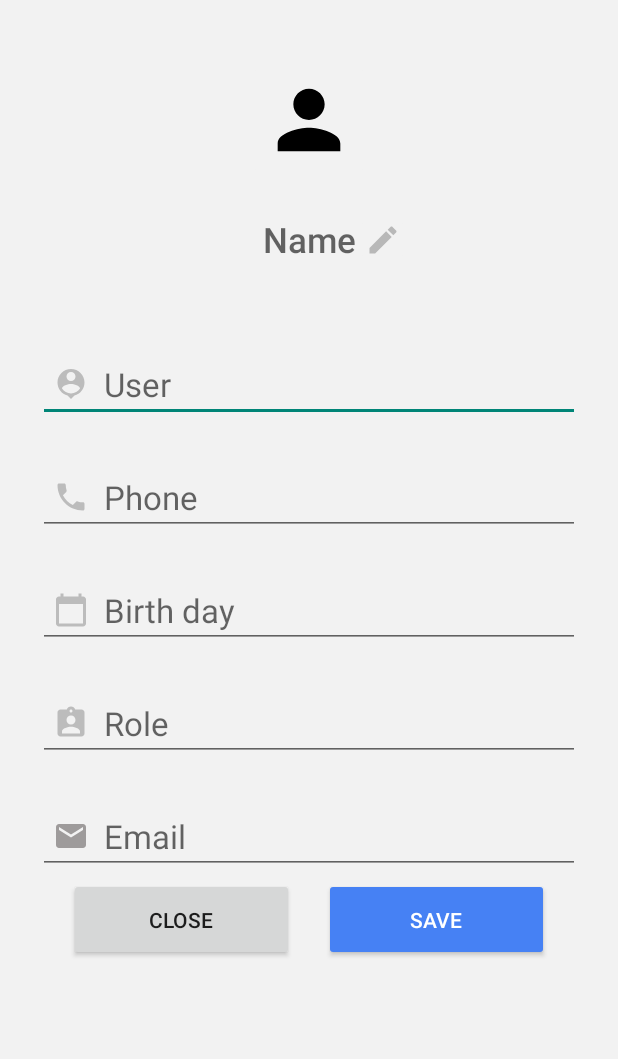
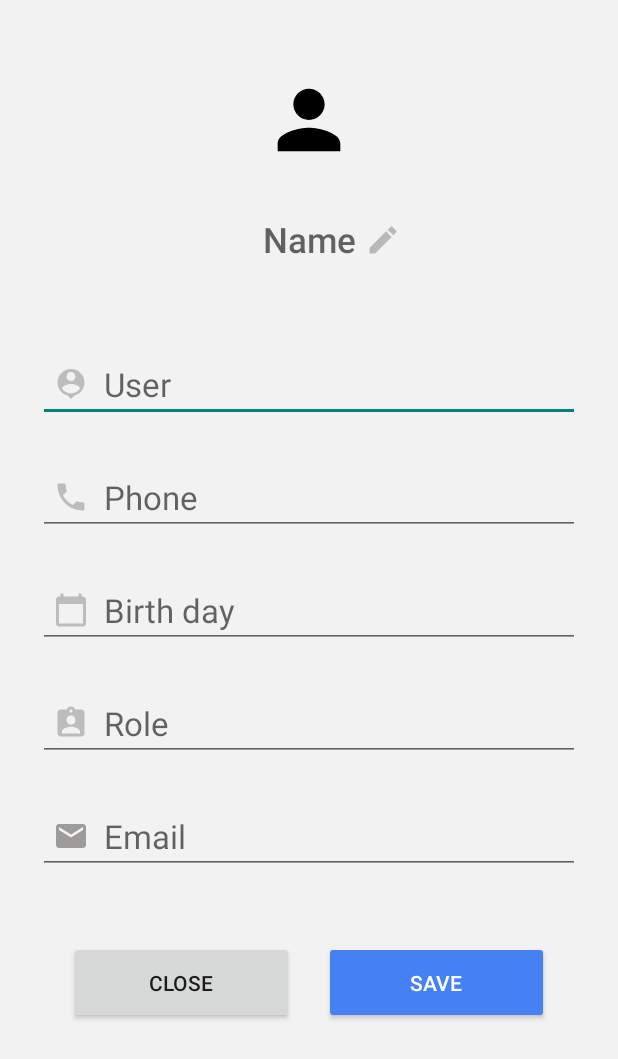
Before and after one commit to KTPx4/Android_StudentManager, an Android app: the UserInfo screen opened directly, with no data from a screen before it, on a phone screen of 412 x 824 dp. Shown: the top 1059 px of the screen. Run offline under Robolectric (Android 15) with nearby library versions, the phone set to English and light mode, and no system bars; our stand-ins replace Firebase (no records; nobody signed in at launch, a user with empty details on screens opened directly).

Commit message:
User: fix display Info

```diff
--- a/Essay/app/src/main/res/drawable/ic_delete.xml
+++ b/Essay/app/src/main/res/drawable/ic_delete.xml
@@ -1,4 +1,4 @@
-<vector xmlns:android="http://schemas.android.com/apk/res/android" android:height="24dp" android:tint="#E4E65082" android:viewportHeight="24" android:viewportWidth="24" android:width="24dp">
+<vector xmlns:android="http://schemas.android.com/apk/res/android" android:height="24dp" android:tint="@color/blue" android:viewportHeight="24" android:viewportWidth="24" android:width="24dp">
 
     <path android:fillColor="@android:color/white" android:pathData="M6,19c0,1.1 0.9,2 2,2h8c1.1,0 2,-0.9 2,-2V7H6v12zM19,4h-3.5l-1,-1h-5l-1,1H5v2h14V4z"/>
 
--- a/Essay/app/src/main/res/layout/component_user_info.xml
+++ b/Essay/app/src/main/res/layout/component_user_info.xml
@@ -147,34 +147,29 @@
     <Button
         android:id="@+id/btn_info_close"
         android:layout_width="150dp"
+        android:layout_height="55dp"
+        android:fontFamily="sans-serif-medium"
         android:text="Close"
-        android:fontFamily="sans-serif-medium"
-        android:layout_height="55dp"
+        android:layout_marginTop="10dp"
+        app:layout_constraintTop_toBottomOf="@+id/txt_info_err"
+        app:layout_constraintEnd_toStartOf="@+id/btn_info_save"
         app:layout_constraintStart_toStartOf="parent"
-        app:layout_constraintTop_toBottomOf="@+id/guideline2"
-        app:layout_constraintEnd_toStartOf="@+id/btn_info_save"
-        />
+        tools:layout_editor_absoluteY="635dp" />
 
     <Button
         android:id="@+id/btn_info_save"
         android:layout_width="150dp"
         android:layout_height="55dp"
         android:backgroundTint="@color/blue_2"
+        android:fontFamily="sans-serif-medium"
+        android:text="Save"
         android:textColor="@color/white"
-        android:text="Save"
-        android:fontFamily="sans-serif-medium"
+        android:layout_marginTop="10dp"
+        app:layout_constraintTop_toBottomOf="@+id/txt_info_err"
+
         app:layout_constraintEnd_toEndOf="parent"
         app:layout_constraintStart_toEndOf="@+id/btn_info_close"
-        app:layout_constraintTop_toBottomOf="@+id/guideline2"
-        />
-
-    <androidx.constraintlayout.widget.Guideline
-        android:id="@+id/guideline2"
-
-        android:layout_width="wrap_content"
-        android:layout_height="wrap_content"
-        android:orientation="horizontal"
-        app:layout_constraintGuide_percent="0.71" />
+        tools:layout_editor_absoluteY="635dp" />
 
 
 </androidx.constraintlayout.widget.ConstraintLayout>
```
